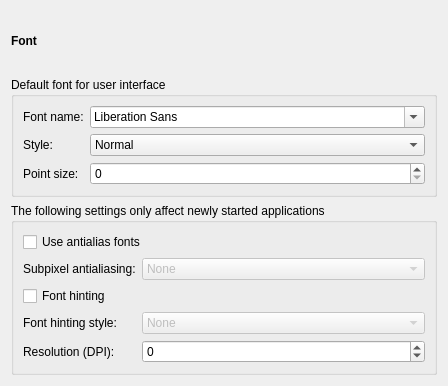
This is lxqt-config-appearance/fontsconfig.ui in lxqt/lxqt-config as Qt 5 draws it before an edit. The edited form follows.
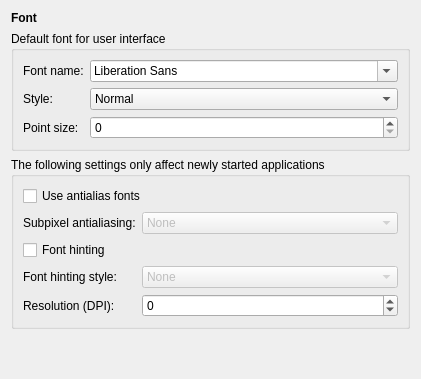
This is the edited form.

Commit message:
Fixes layout on the Fonts Config Ui
Now everything stay in place when resizing the dialog.

What changed in the file:
```diff
--- a/lxqt-config-appearance/fontsconfig.ui
+++ b/lxqt-config-appearance/fontsconfig.ui
@@ -6,8 +6,8 @@
    <rect>
     <x>0</x>
     <y>0</y>
-    <width>448</width>
-    <height>386</height>
+    <width>421</width>
+    <height>379</height>
    </rect>
   </property>
   <layout class="QVBoxLayout" name="verticalLayout">
@@ -197,6 +197,19 @@
      </layout>
     </widget>
    </item>
+   <item>
+    <spacer name="verticalSpacer">
+     <property name="orientation">
+      <enum>Qt::Vertical</enum>
+     </property>
+     <property name="sizeHint" stdset="0">
+      <size>
+       <width>20</width>
+       <height>40</height>
+      </size>
+     </property>
+    </spacer>
+   </item>
   </layout>
  </widget>
  <resources/>
```
